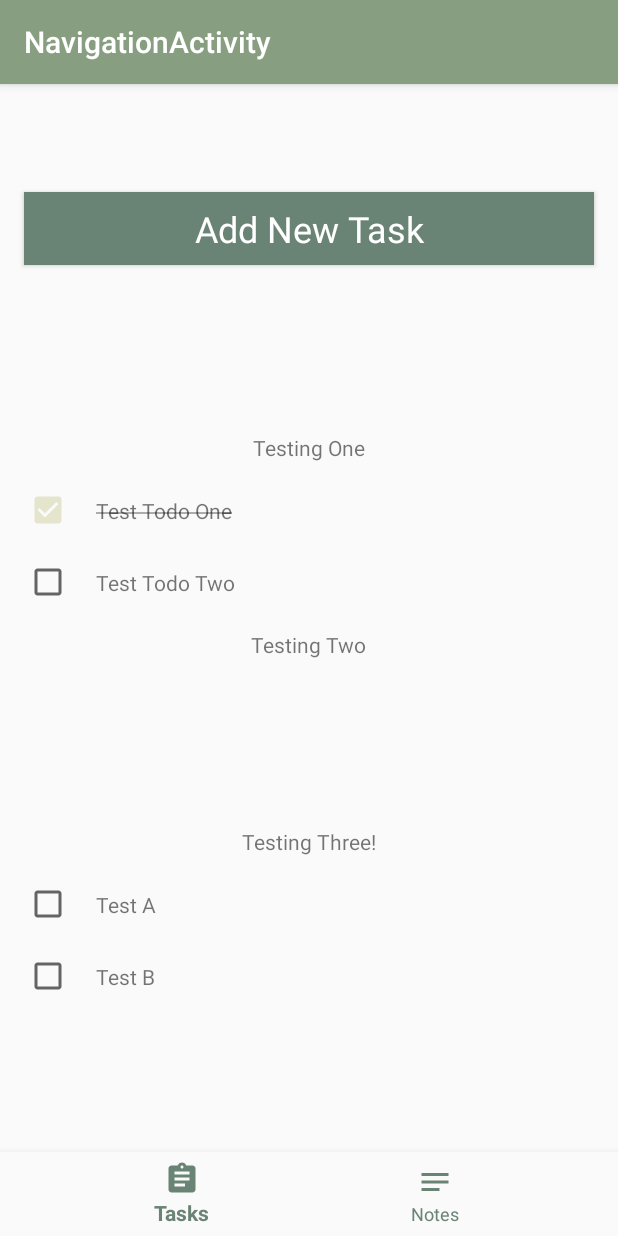
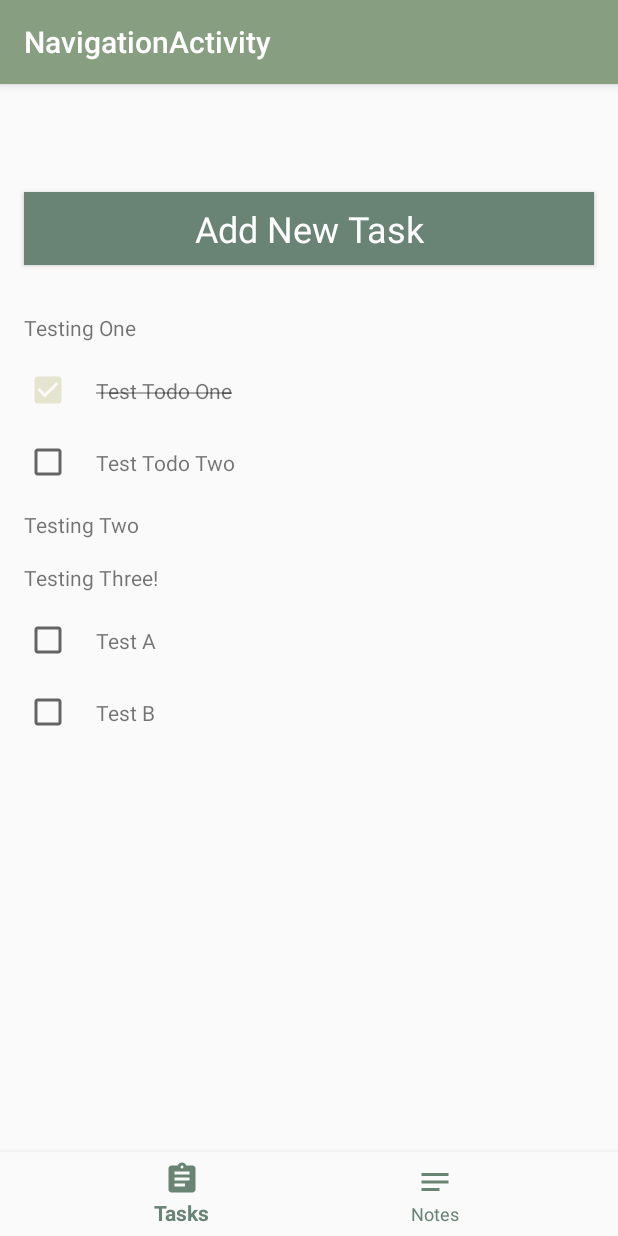
Before and after one commit to Catravine/Notes, an Android app: the screen it shows after launch (NavigationActivity), on a phone screen of 412 x 824 dp. Run offline under Robolectric (Android 15) with nearby library versions, the phone set to English and light mode, and no system bars.

Commit message:
Intermission to clean up and refactor some layouts

```diff
--- a/app/src/main/res/layout/fragment_tasks_list.xml
+++ b/app/src/main/res/layout/fragment_tasks_list.xml
@@ -6,6 +6,7 @@
     android:layout_width="match_parent"
     android:layout_height="match_parent"
     tools:context=".tasks.TasksListFragment">
+
 
     <androidx.recyclerview.widget.RecyclerView
         android:id="@+id/tasks_recycler_view"
--- a/app/src/main/res/layout/item_task.xml
+++ b/app/src/main/res/layout/item_task.xml
@@ -2,23 +2,18 @@
 <com.carolinecourtney.notes.views.TaskView
     xmlns:android="http://schemas.android.com/apk/res/android"
     xmlns:app="http://schemas.android.com/apk/res-auto"
-    android:orientation="vertical"
     android:layout_width="match_parent"
     android:layout_height="wrap_content">
 
     <TextView
         android:id="@+id/title_view"
+        android:text="TextView"
         android:layout_width="wrap_content"
         android:layout_height="wrap_content"
         android:layout_marginStart="@dimen/item_margin_default"
         android:layout_marginTop="@dimen/item_margin_default"
-        android:layout_marginEnd="@dimen/item_margin_default"
-        android:layout_marginBottom="@dimen/item_margin_default"
-        android:text="TextView"
-        app:layout_constraintBottom_toBottomOf="parent"
-        app:layout_constraintEnd_toEndOf="parent"
-        app:layout_constraintStart_toStartOf="parent"
-        app:layout_constraintTop_toTopOf="parent"/>
+        app:layout_constraintTop_toTopOf="parent"
+        app:layout_constraintStart_toStartOf="parent"/>
 
     <LinearLayout
         android:id="@+id/todo_container"
--- a/app/src/main/res/layout/view_add_button.xml
+++ b/app/src/main/res/layout/view_add_button.xml
@@ -2,6 +2,7 @@
 <LinearLayout
     xmlns:android="http://schemas.android.com/apk/res/android"
     xmlns:tools="http://schemas.android.com/tools"
+    android:orientation="vertical"
     android:layout_width="match_parent"
     android:layout_height="wrap_content"
     android:layout_margin="@dimen/item_margin_default"
@@ -10,7 +11,7 @@
 
     <TextView
         android:id="@+id/button_text"
-        tools:text = "Sample Text"
+        tools:text="Sample Text"
         android:layout_width="match_parent"
         android:layout_height="wrap_content"
         android:textColor="@color/white"
@@ -18,4 +19,5 @@
         android:textAlignment="center"
         android:layout_marginTop="@dimen/item_margin_small"
         android:layout_marginBottom="@dimen/item_margin_small"/>
+
 </LinearLayout>
--- a/app/src/main/res/layout/view_todo.xml
+++ b/app/src/main/res/layout/view_todo.xml
@@ -2,9 +2,10 @@
 <com.carolinecourtney.notes.views.TodoView
     xmlns:android="http://schemas.android.com/apk/res/android"
     xmlns:tools="http://schemas.android.com/tools"
+    xmlns:app="http://schemas.android.com/apk/res-auto"
+    android:orientation="vertical"
     android:layout_width="match_parent"
-    android:layout_height="wrap_content"
-    xmlns:app="http://schemas.android.com/apk/res-auto">
+    android:layout_height="wrap_content">
 
     <CheckBox
         android:id="@+id/complete_checkbox"
@@ -18,15 +19,15 @@
 
     <TextView
         android:id="@+id/description_view"
-        android:layout_width="wrap_content"
+        android:layout_width="0dp"
         android:layout_height="wrap_content"
-        tools:text="Hello World"
         app:layout_constraintStart_toEndOf="@id/complete_checkbox"
         app:layout_constraintEnd_toEndOf="parent"
         app:layout_constraintTop_toTopOf="@id/complete_checkbox"
         app:layout_constraintBottom_toBottomOf="@id/complete_checkbox"
         app:layout_constraintHorizontal_bias="0.0"
         android:layout_marginStart="@dimen/item_margin_default"
-        android:layout_marginEnd="@dimen/item_margin_default"/>
+        android:layout_marginEnd="@dimen/item_margin_default"
+        tools:text="Hello World!"/>
 
 </com.carolinecourtney.notes.views.TodoView>
```
Also changed, not shown: app/src/main/res/layout/fragment_dashboard.xml (deleted, +0 -22 lines), app/src/main/res/layout/fragment_home.xml (deleted, +0 -22 lines), app/src/main/res/layout/fragment_notifications.xml (deleted, +0 -22 lines), app/src/main/res/layout/item_note.xml (+3 -8 lines).
